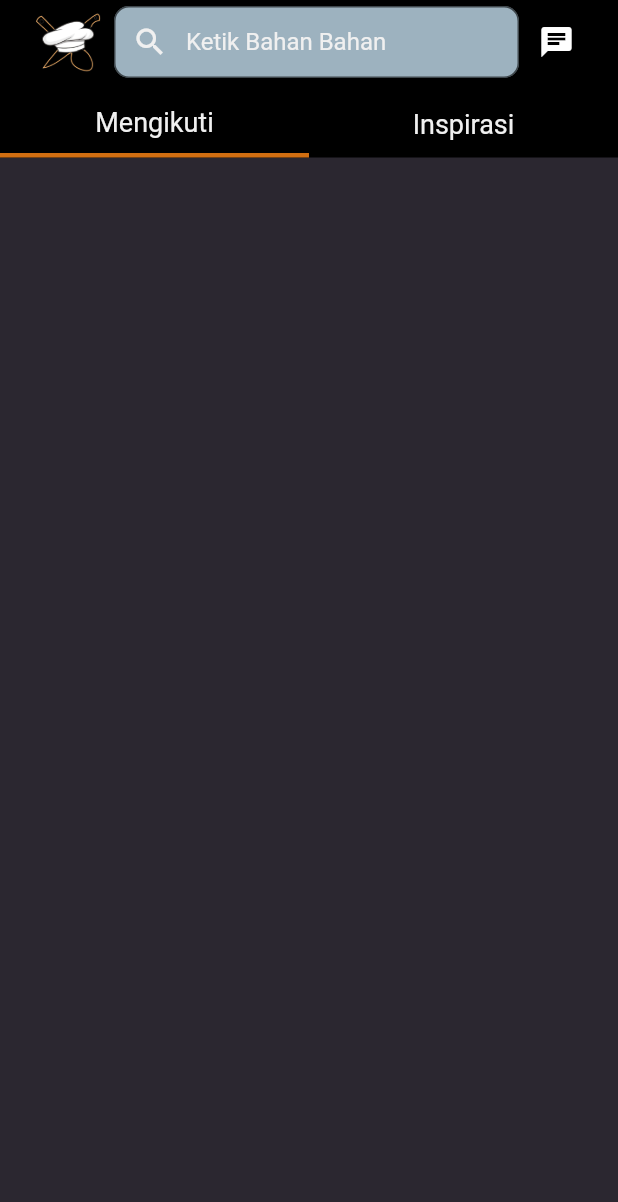
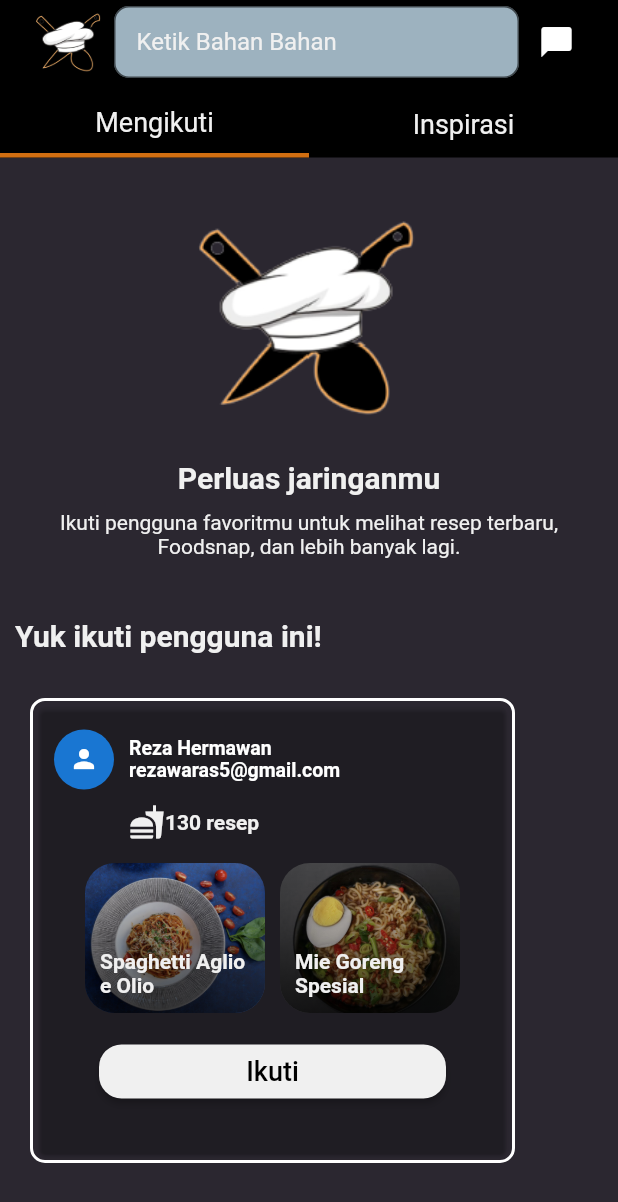
Before and after one commit to Riand1/tugasFlutter, a Flutter app: the ScreenMainHome screen opened directly, on a phone screen of 412 x 824 dp. Shown: the top 1202 px of the screen. Run offline on Flutter 3.47's test engine with Material 2 defaults, Android fonts, the phone set to English and light mode, and no system bars; our stand-ins replace image_picker.

Commit message:
Membuat Screen mengikuti
Membuat fitur search dalam screen inspirasi

Membuat fitur filter berdasarkan bahan masakan

```diff
--- /dev/null
+++ b/lib/views/home/MengikutiPage.dart
@@ -0,0 +1,252 @@
+import 'package:flutter/material.dart';
+import 'package:flutter/src/widgets/framework.dart';
+import 'package:flutter/src/widgets/placeholder.dart';
+import 'package:foodies/providers/LoginRegisProvider.dart';
+import 'package:foodies/utils/data.dart';
+import 'package:foodies/utils/myColorApp.dart';
+import 'package:foodies/widgets/cardResep.dart';
+import 'package:provider/provider.dart';
+
+class PageMengikuti extends StatefulWidget {
+  const PageMengikuti({super.key});
+
+  @override
+  State<PageMengikuti> createState() => _PageMengikutiState();
+}
+
+class _PageMengikutiState extends State<PageMengikuti> {
+  @override
+  Widget build(BuildContext context) {
+    final provAlluser = Provider.of<UserLoginProvider>(context);
+    return SingleChildScrollView(
+      child: Padding(
+        padding: EdgeInsets.all(10),
+        child: Column(
+          mainAxisAlignment: MainAxisAlignment.start,
+          crossAxisAlignment: CrossAxisAlignment.start,
+          children: [
+            Container(
+              child: Column(
+                children: [
+                  Container(
+                    width: 200,
+                    child: Image.asset('assets/images/imgApp/logo.png',
+                        fit: BoxFit.fill),
+                  ),
+                  Text(
+                    'Perluas jaringanmu',
+                    style: TextStyle(
+                        color: ColorConstants.textWhite,
+                        fontSize: 20,
+                        fontWeight: FontWeight.bold),
+                  ),
+                  SizedBox(
+                    height: 10,
+                  ),
+                  Text(
+                    textAlign: TextAlign.center,
+                    'Ikuti pengguna favoritmu untuk melihat resep terbaru, Foodsnap, dan lebih banyak lagi.',
+                    style: TextStyle(
+                      color: ColorConstants.textWhite,
+                    ),
+                  ),
+                ],
+              ),
+            ),
+            Container(
+              margin: EdgeInsets.only(top: 40, bottom: 20),
+              child: Column(
+                children: [
+                  Text(
+                    'Yuk ikuti pengguna ini!',
+                    style: TextStyle(
+                        color: ColorConstants.textWhite,
+                        fontSize: 20,
+                        fontWeight: FontWeight.bold),
+                  ),
+                  SizedBox(
+                    height: 10,
+                  ),
+                ],
+              ),
+            ),
+            Container(
+                child: SingleChildScrollView(
+                    scrollDirection: Axis.horizontal,
+                    child: Row(
+                      children: provAlluser.userLoginList.map((res) {
+                        return SizedBox(
+                          height: 310,
+                          width: MediaQuery.of(context).size.width / 1.2,
+                          child: Container(
+                            margin: EdgeInsets.symmetric(horizontal: 10),
+                            decoration: BoxDecoration(
+                              borderRadius: BorderRadius.circular(10),
+                              border: Border.all(
+                                color: Colors.white,
+                                width: 2,
+                              ),
+                            ),
+                            child: Card(
+                              color: Colors.transparent,
+                              child: Padding(
+                                padding: const EdgeInsets.symmetric(
+                                  vertical: 15,
+                                  horizontal: 10,
+                                ),
+                                child: Column(
+                                  crossAxisAlignment: CrossAxisAlignment.start,
+                                  children: [
+                                    Row(
+                                      children: [
+                                        CircleAvatar(
+                                          radius: 20,
+                                          child: Icon(
+                                            Icons.person,
+                                            size: 20,
+                                          ),
+                                        ),
+                                        SizedBox(
+                                          width: 10,
+                                        ),
+                                        Column(
+                                          crossAxisAlignment:
+                                              CrossAxisAlignment.start,
+                                          children: [
+                                            Text(
+                                              '${res.username}',
+                                              style: TextStyle(
+                                                color: Colors.white,
+                                                fontSize: 13,
+                                                fontWeight: FontWeight.bold,
+                                              ),
+                                            ),
+                                            Text(
+                                              '${res.email}',
+                                              style: TextStyle(
+                                                color: Colors.white,
+                                                fontSize: 13,
+                                                fontWeight: FontWeight.bold,
+                                              ),
+                                            ),
+                                          ],
+                                        ),
+                                      ],
+                                    ),
+                                    Container(
+                                      margin:
+                                          EdgeInsets.symmetric(vertical: 10),
+                                      padding: EdgeInsets.only(left: 50),
+                                      child: Row(
+                                        children: [
+                                          Icon(
+                                            Icons.fastfood,
+                                            color: ColorConstants.textWhite,
+                                          ),
+                                          Text(
+                                            '130 resep',
+                                            style: TextStyle(
+                                                color: ColorConstants.textWhite,
+                                                fontWeight: FontWeight.bold),
+                                          ),
+                                        ],
+                                      ),
+                                    ),
+                                    Container(
+                                      child: Row(
+                                        mainAxisAlignment:
+                                            MainAxisAlignment.center,
+                                        children: listResep.take(2).map((res) {
+                                          return Padding(
+                                            padding: const EdgeInsets.all(5),
+                                            child: Container(
+                                              width: 120,
+                                              height: 100,
+                                              decoration: BoxDecoration(
+                                                borderRadius:
+                                                    BorderRadius.circular(20),
+                                                image: DecorationImage(
+                                                  fit: BoxFit.cover,
+                                                  image:
+                                                      AssetImage(res['cover']),
+                                                ),
+                                              ),
+                                              child: Container(
+                                                decoration: BoxDecoration(
+                                                  borderRadius:
+                                                      BorderRadius.circular(20),
+                                                  gradient: LinearGradient(
+                                                    begin: Alignment.topCenter,
+                                                    end: Alignment.bottomCenter,
+                                                    colors: [
+                                                      Colors.transparent,
+                                                      Colors.black
+                                                          .withOpacity(0.7),
+                                                    ],
+                                                  ),
+                                                ),
+                                                child: Column(
+                                                  mainAxisAlignment:
+                                                      MainAxisAlignment.end,
+                                                  crossAxisAlignment:
+                                                      CrossAxisAlignment.start,
+                                                  children: [
+                                                    Padding(
+                                                        padding:
+                                                            EdgeInsets.all(10),
+                                                        child: Text(
+                                                          '${res['judul']}',
+                                                          style: TextStyle(
+                                                              color:
+                                                                  ColorConstants
+                                                                      .textWhite,
+                                                              fontWeight:
+                                                                  FontWeight
+                                                                      .bold),
+                                                        )),
+                                                  ],
+                                                ),
+                                              ),
+                                            ),
+                                          );
+                                        }).toList(),
+                                      ),
+                                    ),
+                                    Container(
+                                        padding: EdgeInsets.symmetric(
+                                            vertical: 10, horizontal: 30),
+                                        width: double.infinity,
+                                        child: ElevatedButton(
+                                          onPressed: () {},
+                                          child: Text(
+                                            'Ikuti',
+                                            style: TextStyle(
+                                                fontSize: 18,
+                                                color:
+                                                    ColorConstants.textBlack),
+                                          ),
+                                          style: ElevatedButton.styleFrom(
+                                              shape: RoundedRectangleBorder(
+                                                borderRadius:
+                                                    BorderRadius.circular(15),
+                                              ),
+                                              primary: Color(0XFFF0F0F0)),
+                                        )),
+                                  ],
+                                ),
+                              ),
+                            ),
+                          ),
+                        );
+                      }).toList(),
+                    ))),
+            // Align(
+            //   alignment: Alignment.center,
+            //   child:
+            // ),
+          ],
+        ),
+      ),
+    );
+  }
+}
--- a/lib/views/home/ScreenMainHome.dart
+++ b/lib/views/home/ScreenMainHome.dart
@@ -1,24 +1,28 @@
 import 'package:flutter/material.dart';
-// import 'package:flutter/src/widgets/framework.dart';
-// import 'package:flutter/src/widgets/placeholder.dart';
+import 'package:foodies/model/resepModel.dart';
+import 'package:foodies/providers/resepProvider.dart';
 import 'package:foodies/utils/myColorApp.dart';
 import 'package:foodies/views/home/InspirasiPage.dart';
-// import 'package:foodies/views/home/MengikutiPage.dart';
+import 'package:foodies/views/home/MengikutiPage.dart';
+import 'package:foodies/widgets/cardListProduct.dart';
+import 'package:provider/provider.dart';
 
 class ScreenMainHome extends StatefulWidget {
-  const ScreenMainHome({super.key});
-
   @override
   State<ScreenMainHome> createState() => _ScreenMainHomeState();
 }
 
 class _ScreenMainHomeState extends State<ScreenMainHome> {
   int _selectedIndex = 0;
+  bool _search = false;
+  List<ResepModel> searchResults = [];
 
-  final TextEditingController _inputSeacrhController = TextEditingController();
+  final TextEditingController _inputSearchController = TextEditingController();
 
   @override
   Widget build(BuildContext context) {
+    final provResep = Provider.of<ResepProvider>(context);
+
     return Scaffold(
       backgroundColor: ColorConstants.themeColor,
       appBar: AppBar(
@@ -35,15 +39,19 @@ class _ScreenMainHomeState extends State<ScreenMainHome> {
                   ),
                   Expanded(
                     child: TextField(
-                      controller: _inputSeacrhController,
+                      onEditingComplete: () => setState(() {
+                        _search = true;
+                        searchResults = provResep.resepList
+                            .where((entry) => entry.judul
+                                .toLowerCase()
+                                .contains(
+                                    _inputSearchController.text.toLowerCase()))
+                            .toList();
+                      }),
+                      controller: _inputSearchController,
                       decoration: InputDecoration(
-                        prefixIcon: Icon(
-                          Icons.search,
-                          color: ColorConstants.textWhite,
-                        ),
                         border: OutlineInputBorder(
-                          borderRadius: BorderRadius.circular(
-                              10), // Ganti dengan radius yang diinginkan
+                          borderRadius: BorderRadius.circular(10),
                         ),
                         hintText: 'Ketik Bahan Bahan',
                         filled: true,
@@ -57,11 +65,12 @@ class _ScreenMainHomeState extends State<ScreenMainHome> {
                     ),
                   ),
                   Container(
+                    height: 50,
                     width: 50,
                     padding: EdgeInsets.symmetric(horizontal: 5),
                     child: InkWell(
-                        onTap: () => print(_inputSeacrhController.text),
-                        child: Icon(Icons.chat)),
+                      child: Icon(Icons.chat_bubble),
+                    ),
                   ),
                 ],
               ),
@@ -90,7 +99,9 @@ class _ScreenMainHomeState extends State<ScreenMainHome> {
                               color: _selectedIndex == 0
                                   ? ColorConstants.primaryColor
                                   : Colors.transparent,
-                      ))),
+                            ),
+                          ),
+                        ),
                         child: Align(
                           alignment: Alignment.center,
                           child: Padding(
@@ -99,11 +110,14 @@ class _ScreenMainHomeState extends State<ScreenMainHome> {
                               'Mengikuti',
                               style: TextStyle(
                                 fontSize: 18,
-                                  color: ColorConstants.textWhite),
+                                color: ColorConstants.textWhite,
                               ),
-                          )),
                             ),
-                  )),
+                          ),
+                        ),
+                      ),
+                    ),
+                  ),
                   Expanded(
                     child: InkWell(
                       onTap: () => setState(() {
@@ -117,7 +131,9 @@ class _ScreenMainHomeState extends State<ScreenMainHome> {
                               color: _selectedIndex == 1
                                   ? ColorConstants.primaryColor
                                   : Colors.transparent,
-                      ))),
+                            ),
+                          ),
+                        ),
                         child: Align(
                           alignment: Alignment.center,
                           child: Padding(
@@ -126,17 +142,40 @@ class _ScreenMainHomeState extends State<ScreenMainHome> {
                               'Inspirasi',
                               style: TextStyle(
                                 fontSize: 18,
-                                  color: ColorConstants.textWhite),
+                                color: ColorConstants.textWhite,
                               ),
-                          )),
                             ),
-                  )),
+                          ),
+                        ),
+                      ),
+                    ),
+                  ),
                 ],
               ),
             ),
             Container(
-              child: _selectedIndex == 0 ? Container() : PageInspirasi(),
+              child: _search
+                  ? searchResults.length > 0
+                      ? Column(
+                          children: searchResults
+                              .map((res) =>
+                                  CardListProduct(action: 'view', data: res))
+                              .toList(),
                         )
+                      : Padding(
+                          padding: const EdgeInsets.all(20.0),
+                          child: Text(
+                            'Data Tidak Ada',
+                            style: TextStyle(
+                                color: ColorConstants.textWhite,
+                                fontWeight: FontWeight.bold,
+                                fontSize: 20),
+                          ),
+                        )
+                  : _selectedIndex == 0
+                      ? PageMengikuti()
+                      : PageInspirasi(),
+            ),
           ],
         ),
       ),
```
Lines whose indentation alone changed are shown as unchanged.
